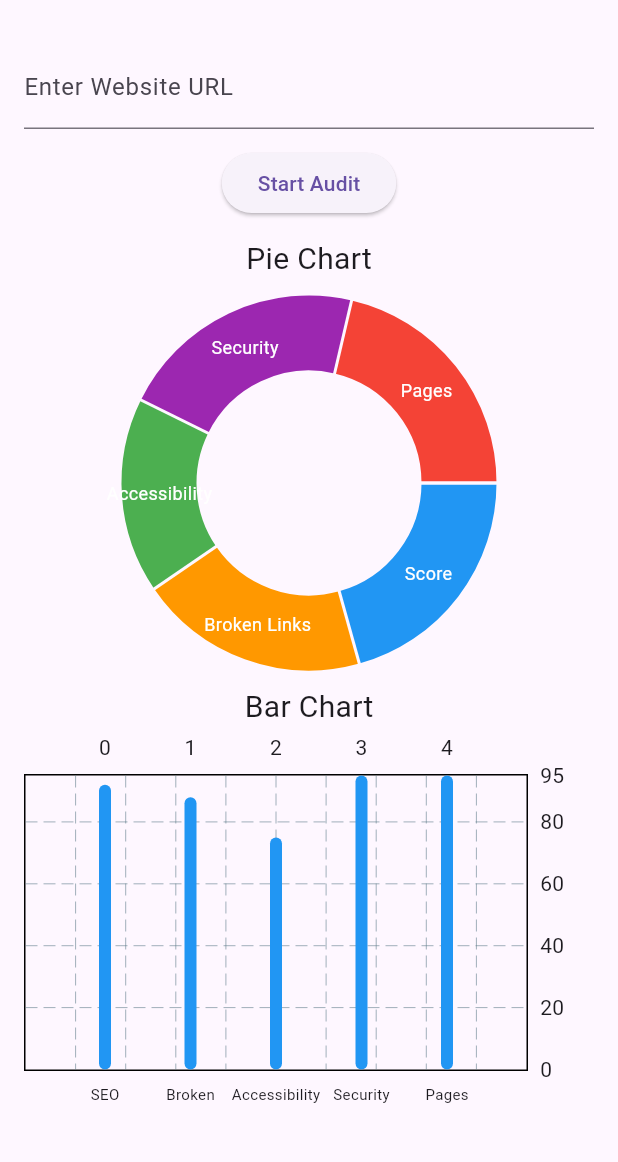
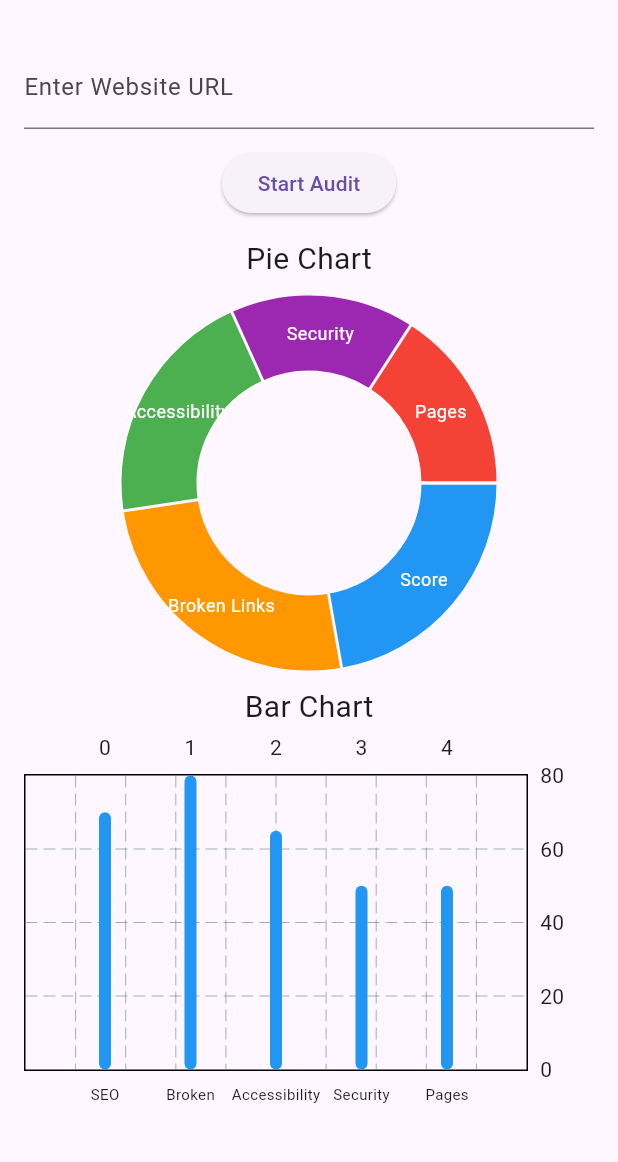
Before and after one commit to Shahin4292/Alora-Audit, a Flutter app: the screen it shows after launch, after a tap on "Start Audit", on a phone screen of 412 x 824 dp, the part 63-1225 px from its top. Run offline on Flutter 3.47's test engine with Material 3 defaults, Android fonts, the phone set to English and light mode, and no system bars; drawn by our look-alikes of fl_chart; our stand-ins replace printing, screenshot.

Commit message:
fixed issue

```diff
--- a/lib/main.dart
+++ b/lib/main.dart
@@ -10,6 +10,7 @@ class AloraApp extends StatelessWidget {
   @override
   Widget build(BuildContext context) {
     return MaterialApp(
+      debugShowCheckedModeBanner: false,
       title: 'Alora Site Auditor',
       theme: ThemeData(primarySwatch: Colors.indigo),
       home: AuditDashboard(),
--- a/lib/screens/audit_dashboard.dart
+++ b/lib/screens/audit_dashboard.dart
@@ -28,12 +28,11 @@ class AuditDashboardState extends State<AuditDashboard> {
       "task_id": "12345",
       "status": "completed",
       "results": {
-        "score": 92,
-        "accuracy": 88,
-        "efficiency": 75,
-        "compliance": 95,
+        "score": 70,
+        "accuracy": 80,
+        "efficiency": 65,
+        "compliance": 50,
         "Pages" : 10,
-        "passed": true
       }
     };
 
```
